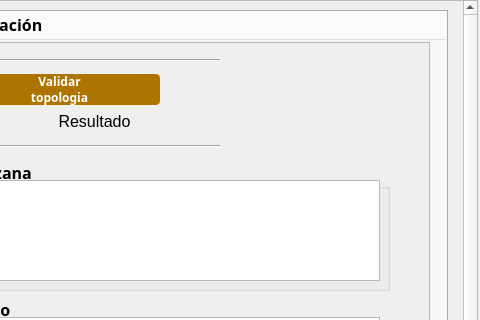
Old version of the form menu_dialog_base.ui in the repository gerardoros/CartograficoQgisPlugin; both pictures show x 203 to 683 and y 0 to 320 of the 683 by 849 pixel window.
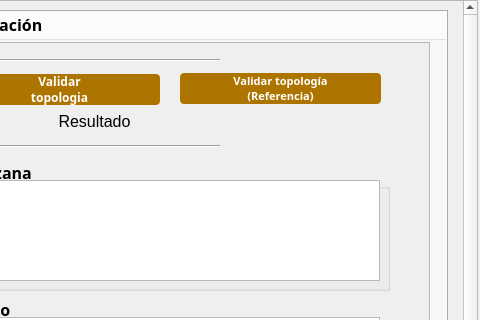
New version of the form. The open tabs and pages were chosen to show the change. Icons and pictures are not drawn. Custom widgets are drawn as their Qt base class.

```diff
--- a/menu_dialog_base.ui
+++ b/menu_dialog_base.ui
@@ -4874,6 +4874,43 @@
              </property>
             </widget>
            </widget>
+           <widget class="QPushButton" name="botonValidarRef">
+            <property name="geometry">
+             <rect>
+              <x>230</x>
+              <y>30</y>
+              <width>201</width>
+              <height>31</height>
+             </rect>
+            </property>
+            <property name="font">
+             <font>
+              <family>Century Gothic</family>
+              <pointsize>8</pointsize>
+              <weight>75</weight>
+              <bold>true</bold>
+             </font>
+            </property>
+            <property name="styleSheet">
+             <string notr="true">QPushButton{
+background : rgb(174, 116, 0);
+color : rgb(255, 255, 255);
+border-radius : 4px;
+}
+QPushButton::hover{
+background : rgb(104, 69, 13);
+color : rgb(255, 255, 255);
+border-radius : 4px;
+}
+QPushButton:disabled {
+background: rgb(217, 217, 217)
+}</string>
+            </property>
+            <property name="text">
+             <string>Validar topología
+(Referencia)</string>
+            </property>
+           </widget>
           </widget>
          </widget>
         </widget>
```
